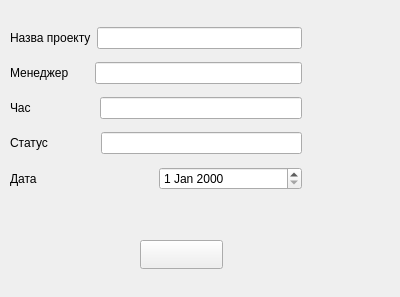
First picture: the form in project_info_form.ui, repository Romar1us/CourseWork, before the edit.
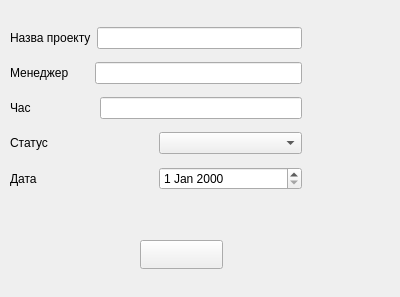
Second picture: the form after the edit.

```diff
--- a/project_info_form.ui
+++ b/project_info_form.ui
@@ -83,12 +83,12 @@
       <item>
        <widget class="QLabel" name="label_4">
         <property name="text">
-         <string>Статус              </string>
+         <string>Статус   </string>
         </property>
        </widget>
       </item>
       <item>
-       <widget class="QLineEdit" name="project_status_le"/>
+       <widget class="QComboBox" name="project_status_cb"/>
       </item>
      </layout>
     </item>
```
